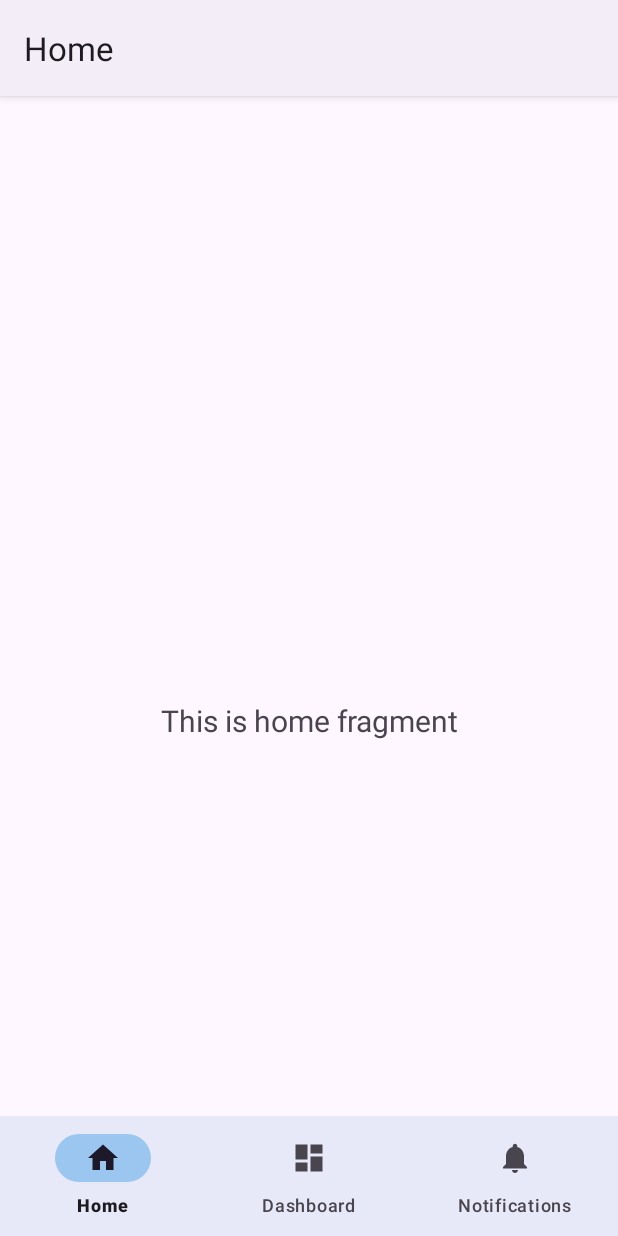
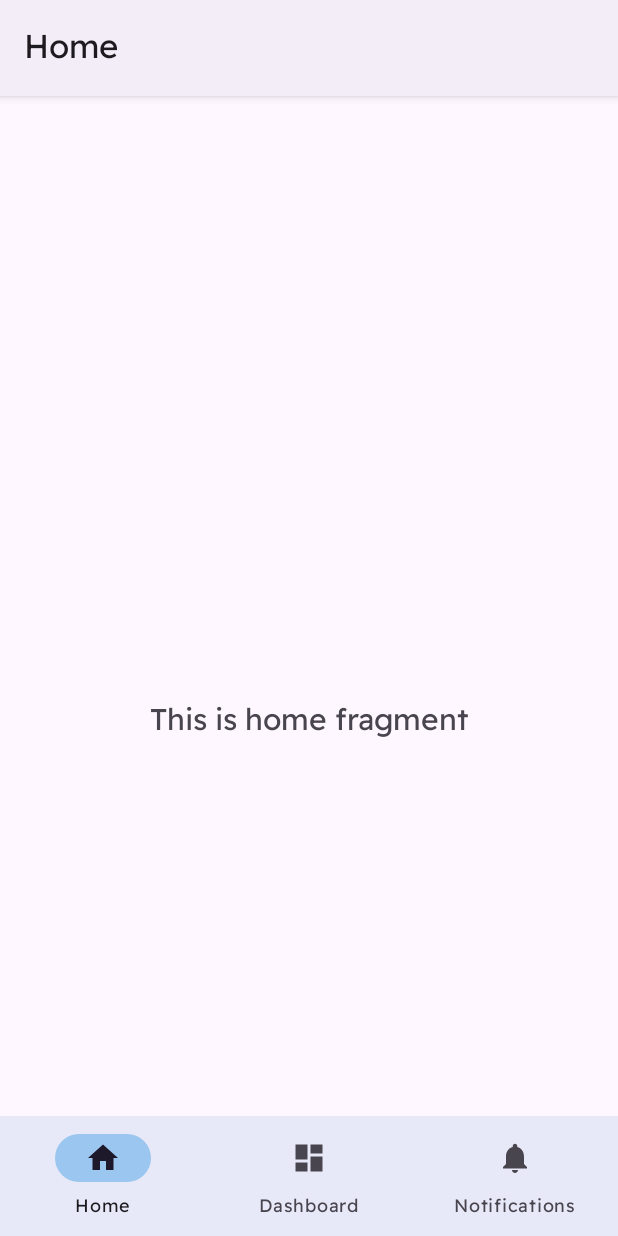
Before and after one commit to Parmo7/cogito-app, an Android app: the screen it shows after launch (MainActivity), on a phone screen of 412 x 824 dp. Run offline under Robolectric (Android 15) with nearby library versions, the light colour scheme and no system bars; our stand-ins replace navigation-ui.

Commit message:
Change font to Readex

```diff
--- /dev/null
+++ b/app/src/main/res/font/readex_pro_light.xml
@@ -0,0 +1,4 @@
+<?xml version="1.0" encoding="utf-8"?>
+<font-family xmlns:app="http://schemas.android.com/apk/res-auto">
+    <font app:fontStyle="normal" app:fontWeight="300" app:font="@font/rxpro_light"/>
+</font-family>
--- /dev/null
+++ b/app/src/main/res/font/readex_pro_medium.xml
@@ -0,0 +1,4 @@
+<?xml version="1.0" encoding="utf-8"?>
+<font-family xmlns:app="http://schemas.android.com/apk/res-auto">
+    <font app:fontStyle="normal" app:fontWeight="600" app:font="@font/rxpro_medium"/>
+</font-family>
--- /dev/null
+++ b/app/src/main/res/font/readex_pro_regular.xml
@@ -0,0 +1,4 @@
+<?xml version="1.0" encoding="utf-8"?>
+<font-family xmlns:app="http://schemas.android.com/apk/res-auto">
+    <font app:fontStyle="normal" app:fontWeight="400" app:font="@font/rxpro_regular"/>
+</font-family>
--- a/app/src/main/res/values/themes.xml
+++ b/app/src/main/res/values/themes.xml
@@ -15,6 +15,8 @@
         <!-- Status bar color. -->
         <item name="android:statusBarColor">?attr/colorPrimaryVariant</item>
         <!-- Customize your theme here. -->
+
+        <item name="android:fontFamily">@font/readex_pro_regular</item>
     </style>
 
     <style name="App.Custom.BottomNavigationView.Indicator" parent="Widget.Material3.BottomNavigationView.ActiveIndicator">
```
Also changed, not shown: app/src/main/res/font/rxpro_light.ttf (added), app/src/main/res/font/rxpro_medium.ttf (added), app/src/main/res/font/rxpro_regular.ttf (added).
